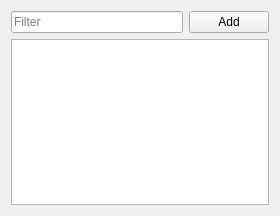
Before: the Qt Designer form tools/editor/src/SceneView.ui in gamedevtech/GamePlay-nextgen, drawn with Qt 5.
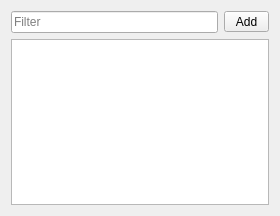
After: the same form once the commit is applied. Icons and pictures are not drawn.

Patch:
```diff
--- a/tools/editor/src/SceneView.ui
+++ b/tools/editor/src/SceneView.ui
@@ -30,7 +30,7 @@
       </widget>
      </item>
      <item>
-      <widget class="QPushButton" name="pushButtonAdd">
+      <widget class="QToolButton" name="toolButtonAdd">
        <property name="sizePolicy">
         <sizepolicy hsizetype="Minimum" vsizetype="Fixed">
          <horstretch>0</horstretch>
@@ -56,6 +56,9 @@
          <height>18</height>
         </size>
        </property>
+       <property name="toolButtonStyle">
+        <enum>Qt::ToolButtonTextBesideIcon</enum>
+       </property>
       </widget>
      </item>
     </layout>
```
Left out of the diff: 221 changed lines with no effect on the pictures.
